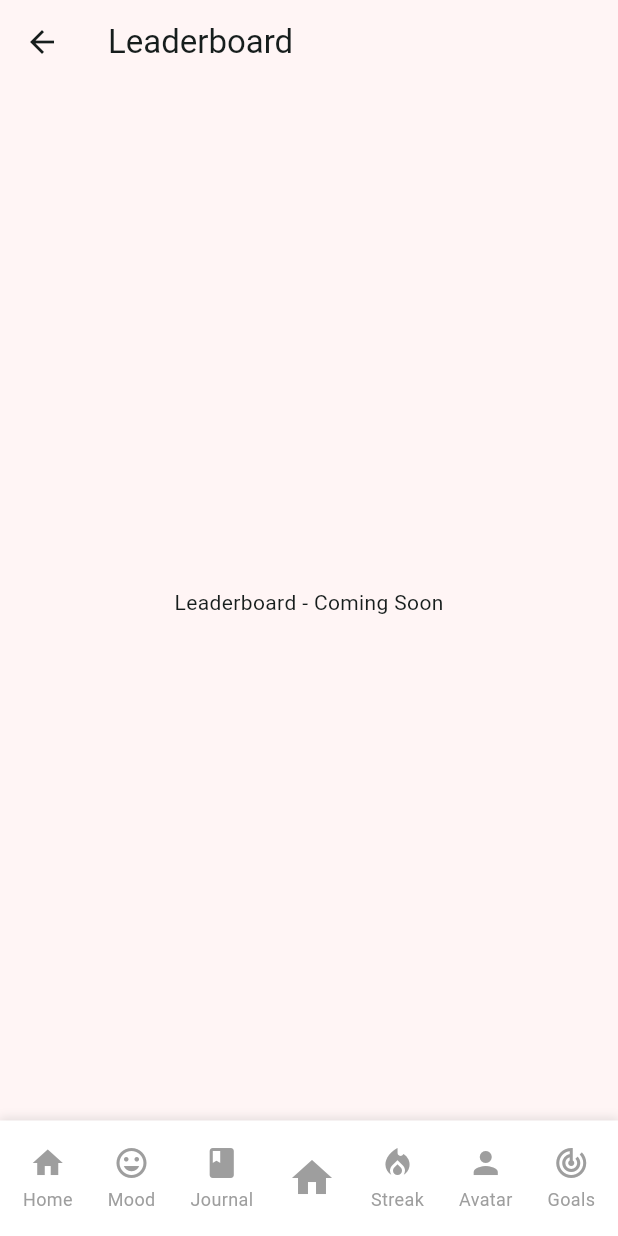
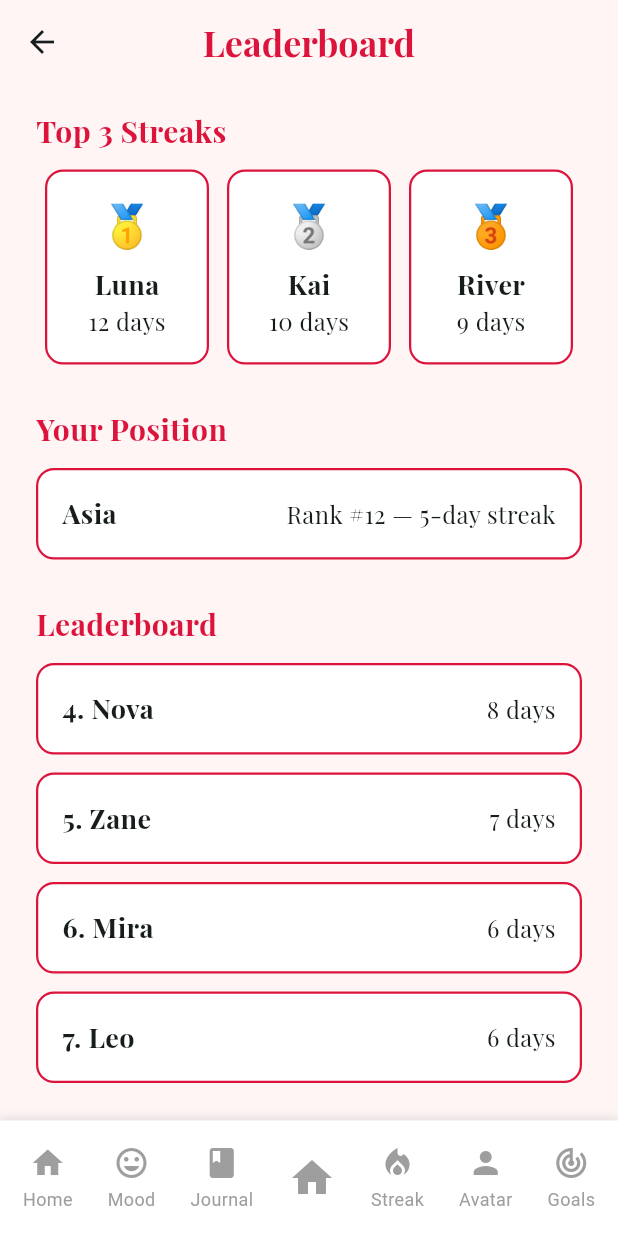
Before and after one commit to amber-jam/Oyaura, a Flutter app: the LeaderboardScreen screen opened by its route, on a phone screen of 412 x 824 dp. Run offline on Flutter 3.47's test engine with Material 3 defaults, Android fonts, the phone set to English and light mode, and no system bars; our stand-ins replace google_fonts.

Commit message:
completed leaderboard screen

```diff
--- a/oyaura/lib/main.dart
+++ b/oyaura/lib/main.dart
@@ -35,7 +35,7 @@ class OyauraApp extends StatelessWidget {
         // New feature routes
         '/journal': (context) => const JournalScreen(),
         '/streak': (context) => const StreakScreen(),
-        '/leaderboard': (context) => const LeaderboardScreen(),
+        '/leaderboard': (context) => LeaderboardScreen(),
         '/avatar': (context) => const AvatarScreen(),
         '/goals': (context) => const GoalsScreen(),
         '/routine': (context) => const RoutineScreen(),
--- a/oyaura/lib/screens/leaderboard_screen.dart
+++ b/oyaura/lib/screens/leaderboard_screen.dart
@@ -1,4 +1,5 @@
 import 'package:flutter/material.dart';
+import 'package:google_fonts/google_fonts.dart';
 import '../widgets/custom_bottom_nav.dart';
 
 class LeaderboardScreen extends StatelessWidget {
@@ -6,6 +7,29 @@ class LeaderboardScreen extends StatelessWidget {
 
   @override
   Widget build(BuildContext context) {
+    final Color accentColor = const Color(0xFFDC143C);
+
+    final List<Map<String, dynamic>> topUsers = [
+      {'name': 'Luna', 'streak': 12, 'medal': '🥇'},
+      {'name': 'Kai', 'streak': 10, 'medal': '🥈'},
+      {'name': 'River', 'streak': 9, 'medal': '🥉'},
+    ];
+
+    final List<Map<String, dynamic>> fullLeaderboard = [
+      {'rank': 4, 'name': 'Nova', 'streak': 8},
+      {'rank': 5, 'name': 'Zane', 'streak': 7},
+      {'rank': 6, 'name': 'Mira', 'streak': 6},
+      {'rank': 7, 'name': 'Leo', 'streak': 6},
+      {'rank': 8, 'name': 'Sage', 'streak': 5},
+      {'rank': 9, 'name': 'Juno', 'streak': 5},
+      {'rank': 10, 'name': 'Aria', 'streak': 5},
+      {'rank': 11, 'name': 'Nico', 'streak': 5},
+      {'rank': 12, 'name': 'Asia', 'streak': 5},
+      {'rank': 13, 'name': 'Skye', 'streak': 4},
+      {'rank': 14, 'name': 'Ezra', 'streak': 4},
+      {'rank': 15, 'name': 'Indie', 'streak': 4},
+    ];
+
     return Scaffold(
       backgroundColor: const Color(0xFFFFF5F5),
       bottomNavigationBar: const CustomBottomNavBar(currentScreen: 'leaderboard'),
@@ -13,9 +37,124 @@ class LeaderboardScreen extends StatelessWidget {
         title: const Text('Leaderboard'),
         backgroundColor: const Color(0xFFFFF5F5),
         elevation: 0,
+        centerTitle: true,
+        titleTextStyle: GoogleFonts.playfairDisplay(
+          fontSize: 24,
+          fontWeight: FontWeight.bold,
+          color: accentColor,
+        ),
       ),
-      body: const Center(
-        child: Text('Leaderboard - Coming Soon'),
+      body: Padding(
+        padding: const EdgeInsets.symmetric(horizontal: 24, vertical: 16),
+        child: Column(
+          crossAxisAlignment: CrossAxisAlignment.start,
+          children: [
+            // Top 3
+            Text('Top 3 Streaks',
+                style: GoogleFonts.playfairDisplay(
+                  fontSize: 20,
+                  fontWeight: FontWeight.bold,
+                  color: accentColor,
+                )),
+            const SizedBox(height: 12),
+            Row(
+              mainAxisAlignment: MainAxisAlignment.spaceBetween,
+              children: topUsers.map((user) {
+                return Expanded(
+                  child: Container(
+                    margin: const EdgeInsets.symmetric(horizontal: 6),
+                    padding: const EdgeInsets.all(16),
+                    decoration: BoxDecoration(
+                      color: Colors.white,
+                      borderRadius: BorderRadius.circular(12),
+                      border: Border.all(color: accentColor, width: 1.5),
+                    ),
+                    child: Column(
+                      children: [
+                        Text(user['medal'], style: const TextStyle(fontSize: 28)),
+                        const SizedBox(height: 6),
+                        Text(user['name'],
+                            style: GoogleFonts.playfairDisplay(
+                              fontSize: 18,
+                              fontWeight: FontWeight.bold,
+                            )),
+                        Text('${user['streak']} days',
+                            style: GoogleFonts.playfairDisplay(fontSize: 16)),
+                      ],
+                    ),
+                  ),
+                );
+              }).toList(),
+            ),
+
+            const SizedBox(height: 28),
+            Text('Your Position',
+                style: GoogleFonts.playfairDisplay(
+                  fontSize: 20,
+                  fontWeight: FontWeight.bold,
+                  color: accentColor,
+                )),
+            const SizedBox(height: 12),
+            Container(
+              padding: const EdgeInsets.all(16),
+              decoration: BoxDecoration(
+                color: Colors.white,
+                borderRadius: BorderRadius.circular(12),
+                border: Border.all(color: accentColor, width: 1.5),
+              ),
+              child: Row(
+                mainAxisAlignment: MainAxisAlignment.spaceBetween,
+                children: [
+                  Text('Asia',
+                      style: GoogleFonts.playfairDisplay(
+                        fontSize: 18,
+                        fontWeight: FontWeight.bold,
+                      )),
+                  Text('Rank #12 — 5-day streak',
+                      style: GoogleFonts.playfairDisplay(fontSize: 16)),
+                ],
+              ),
+            ),
+
+            const SizedBox(height: 28),
+            Text('Leaderboard',
+                style: GoogleFonts.playfairDisplay(
+                  fontSize: 20,
+                  fontWeight: FontWeight.bold,
+                  color: accentColor,
+                )),
+            const SizedBox(height: 12),
+            Expanded(
+              child: ListView.builder(
+                itemCount: fullLeaderboard.length,
+                itemBuilder: (context, index) {
+                  final user = fullLeaderboard[index];
+                  return Container(
+                    margin: const EdgeInsets.only(bottom: 12),
+                    padding: const EdgeInsets.all(16),
+                    decoration: BoxDecoration(
+                      color: Colors.white,
+                      borderRadius: BorderRadius.circular(12),
+                      border: Border.all(color: accentColor, width: 1.5),
+                    ),
+                    child: Row(
+                      mainAxisAlignment: MainAxisAlignment.spaceBetween,
+                      children: [
+                        Text('${user['rank']}. ${user['name']}',
+                            style: GoogleFonts.playfairDisplay(
+                              fontSize: 18,
+                              fontWeight: FontWeight.bold,
+                            )),
+                        Text('${user['streak']} days',
+                            style: GoogleFonts.playfairDisplay(fontSize: 16)),
+                      ],
+                    ),
+                  );
+                },
+              ),
+            ),
+          ],
+        ),
       ),
     );
   }
--- a/oyaura/lib/widgets/custom_bottom_nav.dart
+++ b/oyaura/lib/widgets/custom_bottom_nav.dart
@@ -36,7 +36,7 @@ class CustomBottomNavBar extends StatelessWidget {
         color: Colors.white,
         boxShadow: [
           BoxShadow(
-            color: Colors.grey.withOpacity(0.3),
+            color: Colors.grey.withAlpha((0.3 * 255).round()),
             spreadRadius: 1,
             blurRadius: 5,
             offset: const Offset(0, -1),
@@ -72,7 +72,7 @@ class CustomBottomNavBar extends StatelessWidget {
       child: Container(
         padding: const EdgeInsets.all(8),
         decoration: BoxDecoration(
-          color: isSelected ? const Color(0xFFFFA4A4).withOpacity(0.2) : Colors.transparent,
+          color: isSelected ? const Color(0xFFFFA4A4).withAlpha((0.2 * 255).round()) : Colors.transparent,
           borderRadius: BorderRadius.circular(12),
         ),
         child: Column(
```
